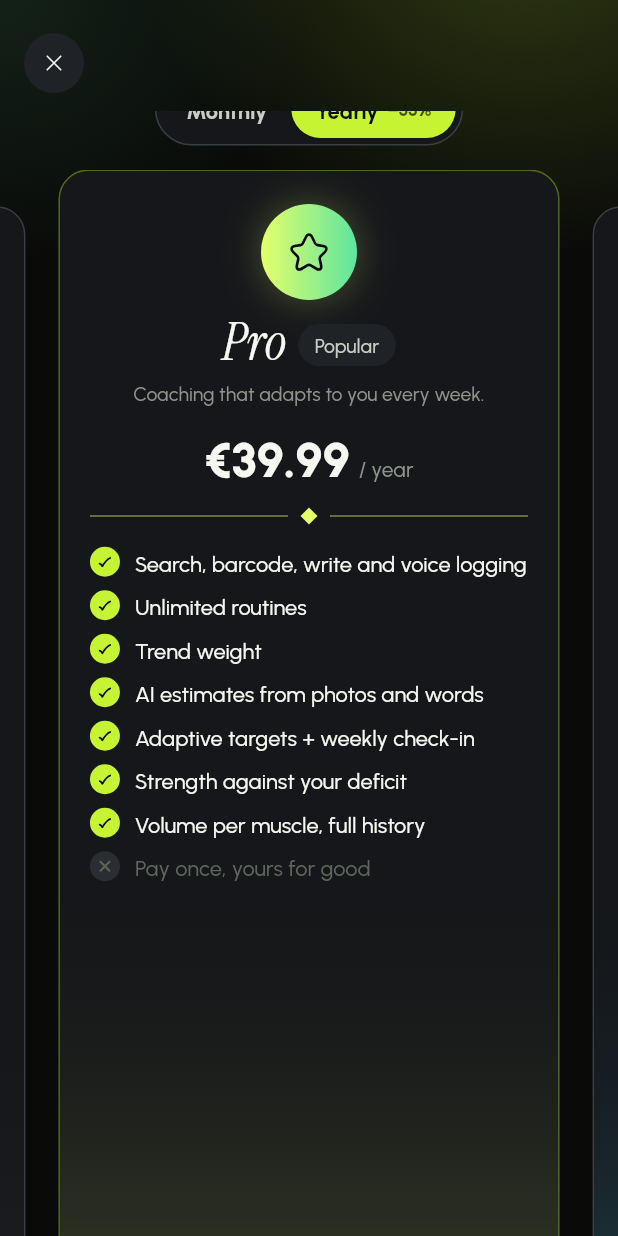
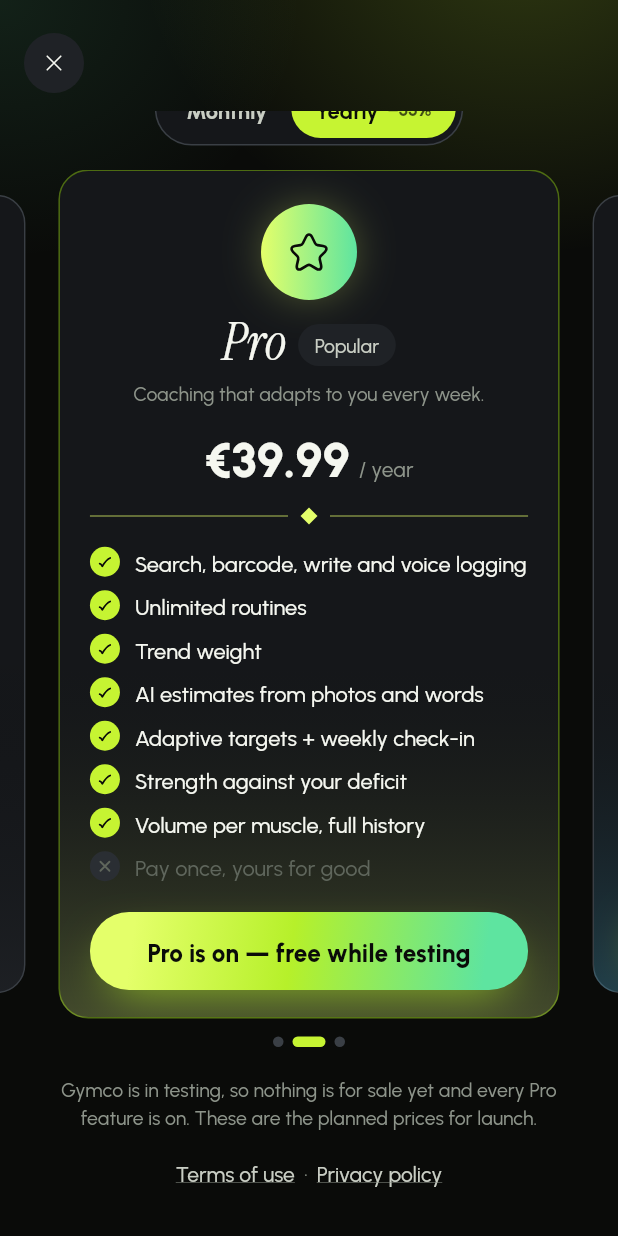
Before and after one commit to ghassanhani/Gymco, a Flutter app: the ProScreen screen opened by its route, scrolled down 270 dp, on a phone screen of 412 x 824 dp. Run offline on Flutter 3.47's test engine with Material 3 defaults, Android fonts, the phone set to English and light mode, and no system bars; our stand-ins replace cached_network_image, firebase_core, firebase_crashlytics, flutter_local_notifications, flutter_riverpod, flutter_svg and 10 more; missing offline and left inert: health, mobile_scanner, openfoodfacts; accounts and stored records are empty; network calls fail.

Commit message:
Pro screen: plan cards as tall as their content, no empty gap
The pager had a fixed height (sized for the longest card at large text), so
the cards stretched and left a gap above the button. Every card is now laid
out unseen at a page's width and the pager takes the tallest one's height.

Co-Authored-By: Claude Opus 5.5 <noreply@anthropic.com>
Claude-Session: https://claude.ai/code/session_01Qy3ujpfEKnqHMc5S23HbRe

```diff
--- a/lib/ui/me/pro_screen.dart
+++ b/lib/ui/me/pro_screen.dart
@@ -360,9 +360,26 @@ class _ProScreenState extends ConsumerState<ProScreen> {
                     child: _Period(yearly: _yearly, onChanged: (v) => setState(() => _yearly = v)),
                   ),
                   const SizedBox(height: 16),
-                  SizedBox(
-                    // Grows with the text so the longest plan card still fits.
-                    height: 760 * MediaQuery.textScalerOf(context).scale(100) / 100,
+                  // As tall as the tallest card's content, no more: every card is
+                  // laid out unseen at a page's width, and the pager takes that height.
+                  LayoutBuilder(
+                    builder: (context, box) => Stack(
+                      children: [
+                        for (var i = 0; i < plans.length; i++)
+                          Visibility.maintain(
+                            visible: false,
+                            child: SizedBox(
+                              width: box.maxWidth * _pages.viewportFraction,
+                              child: _PlanCard(
+                                plan: plans[i],
+                                price: prices[i],
+                                features: features,
+                                popular: i == 1,
+                                fill: false,
+                              ),
+                            ),
+                          ),
+                        Positioned.fill(
                           child: PageView.builder(
                             controller: _pages,
                             itemCount: plans.length,
@@ -373,6 +390,9 @@ class _ProScreenState extends ConsumerState<ProScreen> {
                               curve: voltEase,
                               child: _PlanCard(plan: plans[i], price: prices[i], features: features, popular: i == 1),
                             ),
+                          ),
+                        ),
+                      ],
                     ),
                   ),
                   const SizedBox(height: 12),
@@ -507,11 +527,21 @@ class _Period extends StatelessWidget {
 }
 
 class _PlanCard extends StatelessWidget {
-  const _PlanCard({required this.plan, required this.price, required this.features, required this.popular});
+  const _PlanCard({
+    required this.plan,
+    required this.price,
+    required this.features,
+    required this.popular,
+    this.fill = true,
+  });
   final _Plan plan;
   final (String, String) price;
   final List<String> features;
   final bool popular;
+
+  /// In the pager the button sits at the bottom of the shared height; when
+  /// measuring, the card is only as tall as its content.
+  final bool fill;
 
   @override
   Widget build(BuildContext context) {
@@ -629,7 +659,7 @@ class _PlanCard extends StatelessWidget {
                       ],
                     ),
                   ),
-                const Spacer(),
+                if (fill) const Spacer() else const SizedBox(height: 16),
                 VBtn(
                   label: plan.pro ? l.proIsOnTesting : l.freeAlwaysBtn,
                   kind: plan.pro ? BtnKind.primary : BtnKind.ghost,
```
Also changed, not shown: 1 other file. Lines whose indentation alone changed are shown as unchanged.
